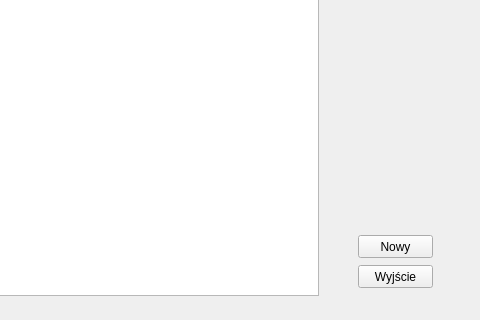
Old version of the form windows/projectlist.ui in the repository krzysztoftc/ProjektBD; both pictures show x 152 to 632 and y 275 to 595 of the 632 by 595 pixel window.
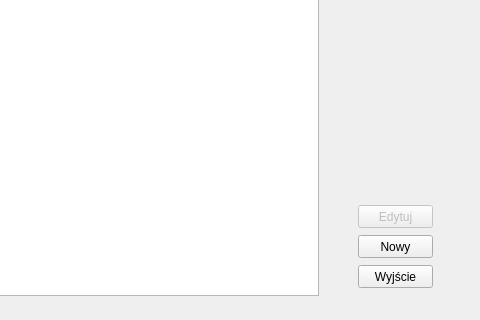
New version of the form.

Patch:
```diff
--- a/windows/projectlist.ui
+++ b/windows/projectlist.ui
@@ -2,6 +2,9 @@
 <ui version="4.0">
  <class>ProjectList</class>
  <widget class="QWidget" name="ProjectList">
+  <property name="enabled">
+   <bool>true</bool>
+  </property>
   <property name="geometry">
    <rect>
     <x>0</x>
@@ -70,6 +73,22 @@
     <string>Nowy</string>
    </property>
   </widget>
+  <widget class="QPushButton" name="pushButton_3">
+   <property name="enabled">
+    <bool>false</bool>
+   </property>
+   <property name="geometry">
+    <rect>
+     <x>510</x>
+     <y>480</y>
+     <width>75</width>
+     <height>23</height>
+    </rect>
+   </property>
+   <property name="text">
+    <string>Edytuj</string>
+   </property>
+  </widget>
  </widget>
  <resources/>
  <connections/>
```
Left out of the diff: 6 changed lines with no effect on the pictures.
